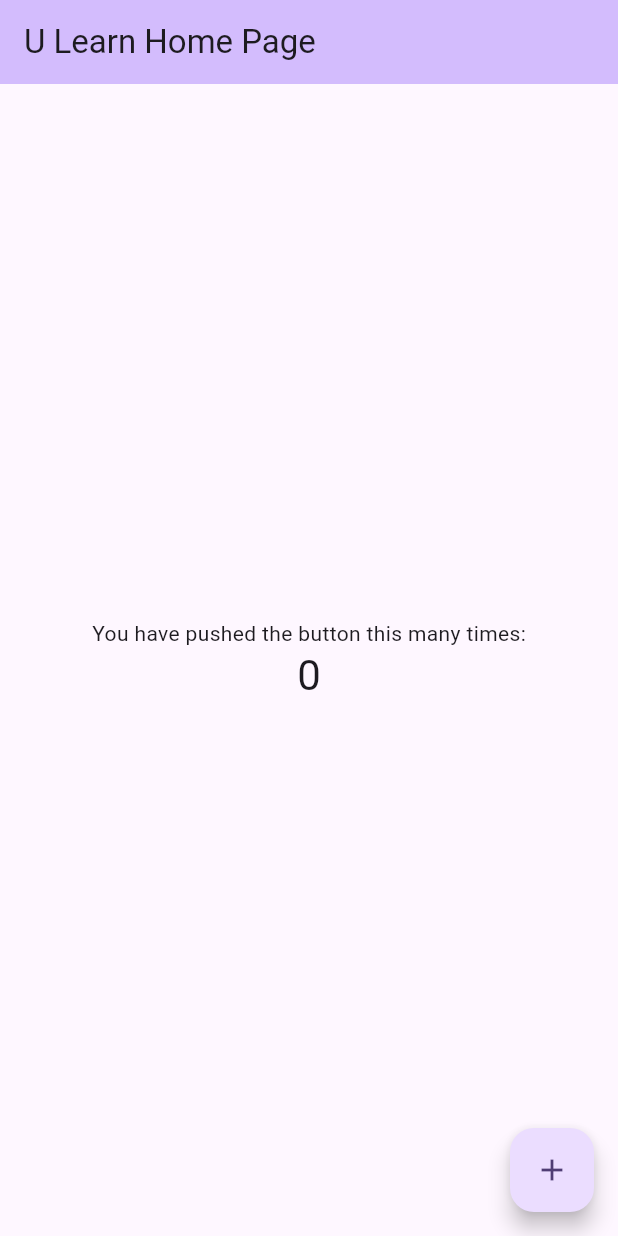
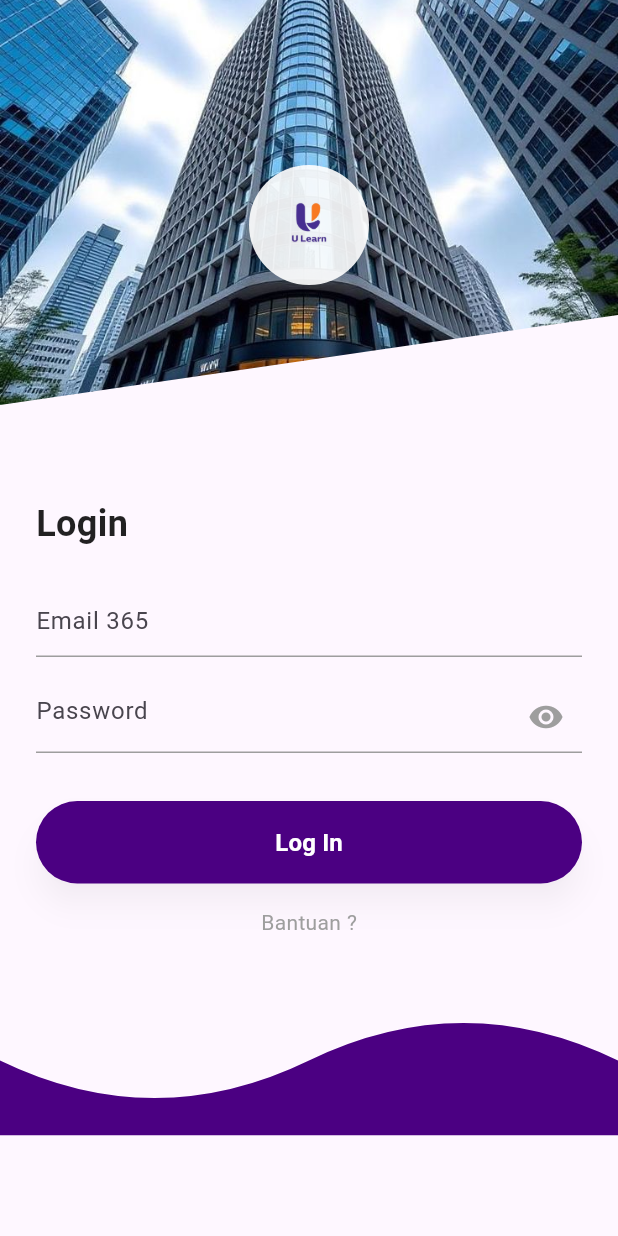
Before and after one commit to Afriyaniwulandari/LearningMS, a Flutter app: the screen it shows after launch, on a phone screen of 412 x 824 dp. Run offline on Flutter 3.47's test engine with Material 3 defaults, Android fonts, the phone set to English and light mode, and no system bars.

Commit message:
Membuat login screen

```diff
--- /dev/null
+++ b/lib/home_screen.dart
@@ -0,0 +1,87 @@
+import 'package:flutter/material.dart';
+
+class MyHomePage extends StatefulWidget {
+  const MyHomePage({super.key, required this.title});
+
+  // This widget is the home page of your application. It is stateful, meaning
+  // that it has a State object (defined below) that contains fields that affect
+  // how it looks.
+
+  // This class is the configuration for the state. It holds the values (in this
+  // case the title) provided by the parent (in this case the App widget) and
+  // used by the build method of the State. Fields in a Widget subclass are
+  // always marked "final".
+
+  final String title;
+
+  @override
+  State<MyHomePage> createState() => _MyHomePageState();
+}
+
+class _MyHomePageState extends State<MyHomePage> {
+  int _counter = 0;
+
+  void _incrementCounter() {
+    setState(() {
+      // This call to setState tells the Flutter framework that something has
+      // changed in this State, which causes it to rerun the build method below
+      // so that the display can reflect the updated values. If we changed
+      // _counter without calling setState(), then the build method would not be
+      // called again, and so nothing would appear to happen.
+      _counter++;
+    });
+  }
+
+  @override
+  Widget build(BuildContext context) {
+    // This method is rerun every time setState is called, for instance as done
+    // by the _incrementCounter method above.
+    //
+    // The Flutter framework has been optimized to make rerunning build methods
+    // fast, so that you can just rebuild anything that needs updating rather
+    // than having to individually change instances of widgets.
+    return Scaffold(
+      appBar: AppBar(
+        // TRY THIS: Try changing the color here to a specific color (to
+        // Colors.amber, perhaps?) and trigger a hot reload to see the AppBar
+        // change color while the other colors stay the same.
+        backgroundColor: Theme.of(context).colorScheme.inversePrimary,
+        // Here we take the value from the MyHomePage object that was created by
+        // the App.build method, and use it to set our appbar title.
+        title: Text(widget.title),
+      ),
+      body: Center(
+        // Center is a layout widget. It takes a single child and positions it
+        // in the middle of the parent.
+        child: Column(
+          // Column is also a layout widget. It takes a list of children and
+          // arranges them vertically. By default, it sizes itself to fit its
+          // children horizontally, and tries to be as tall as its parent.
+          //
+          // Column has various properties to control how it sizes itself and
+          // how it positions its children. Here we use mainAxisAlignment to
+          // center the children vertically; the main axis here is the vertical
+          // axis because Columns are vertical (the cross axis would be
+          // horizontal).
+          //
+          // TRY THIS: Invoke "debug painting" (choose the "Toggle Debug Paint"
+          // action in the IDE, or press "p" in the console), to see the
+          // wireframe for each widget.
+          mainAxisAlignment: MainAxisAlignment.center,
+          children: [
+            const Text('You have pushed the button this many times:'),
+            Text(
+              '$_counter',
+              style: Theme.of(context).textTheme.headlineMedium,
+            ),
+          ],
+        ),
+      ),
+      floatingActionButton: FloatingActionButton(
+        onPressed: _incrementCounter,
+        tooltip: 'Increment',
+        child: const Icon(Icons.add),
+      ),
+    );
+  }
+}
--- /dev/null
+++ b/lib/login_screen.dart
@@ -0,0 +1,230 @@
+import 'package:flutter/material.dart';
+import 'home_screen.dart';
+
+class LoginScreen extends StatefulWidget {
+  const LoginScreen({super.key});
+
+  @override
+  State<LoginScreen> createState() => _LoginScreenState();
+}
+
+class _LoginScreenState extends State<LoginScreen> {
+  bool _obscurePassword = true;
+
+  @override
+  Widget build(BuildContext context) {
+    return Scaffold(
+      body: SingleChildScrollView(
+        child: Column(
+          children: [
+            // Header with diagonal cut
+            SizedBox(
+              height: 300,
+              child: Stack(
+                children: [
+                  ClipPath(
+                    clipper: DiagonalClipper(),
+                    child: Container(
+                      decoration: const BoxDecoration(
+                        image: DecorationImage(
+                          image: AssetImage('image/gedung.jpg'),
+                          fit: BoxFit.cover,
+                        ),
+                      ),
+                    ),
+                  ),
+                  Positioned(
+                    top: 110,
+                    left: MediaQuery.of(context).size.width / 2 - 40,
+                    child: Container(
+                      width: 80,
+                      height: 80,
+                      decoration: BoxDecoration(
+                        color: Colors.white.withOpacity(0.9),
+                        shape: BoxShape.circle,
+                        boxShadow: [
+                          BoxShadow(
+                            color: Colors.black.withOpacity(0.1),
+                            blurRadius: 6,
+                            offset: const Offset(0, 4),
+                          ),
+                        ],
+                      ),
+                      child: const Center(
+                        child: Image(
+                          image: AssetImage('image/logo.png'),
+                          width: 48,
+                          height: 48,
+                        ),
+                      ),
+                    ),
+                  ),
+                ],
+              ),
+            ),
+            // Form
+            Padding(
+              padding: const EdgeInsets.symmetric(
+                horizontal: 24.0,
+                vertical: 32.0,
+              ),
+              child: Column(
+                crossAxisAlignment: CrossAxisAlignment.start,
+                children: [
+                  const Text(
+                    'Login',
+                    style: TextStyle(
+                      fontSize: 24,
+                      fontWeight: FontWeight.bold,
+                      color: Colors.black87,
+                    ),
+                  ),
+                  const SizedBox(height: 24),
+                  TextField(
+                    decoration: const InputDecoration(
+                      hintText: 'Email 365',
+                      border: UnderlineInputBorder(),
+                      enabledBorder: UnderlineInputBorder(
+                        borderSide: BorderSide(color: Colors.grey),
+                      ),
+                      focusedBorder: UnderlineInputBorder(
+                        borderSide: BorderSide(color: Color(0xFF4B0082)),
+                      ),
+                    ),
+                  ),
+                  const SizedBox(height: 16),
+                  TextField(
+                    obscureText: _obscurePassword,
+                    decoration: InputDecoration(
+                      hintText: 'Password',
+                      border: const UnderlineInputBorder(),
+                      enabledBorder: const UnderlineInputBorder(
+                        borderSide: BorderSide(color: Colors.grey),
+                      ),
+                      focusedBorder: const UnderlineInputBorder(
+                        borderSide: BorderSide(color: Color(0xFFE6E6FA)),
+                      ),
+                      suffixIcon: IconButton(
+                        icon: Icon(
+                          _obscurePassword
+                              ? Icons.visibility
+                              : Icons.visibility_off,
+                          color: Colors.grey,
+                        ),
+                        onPressed: () {
+                          setState(() {
+                            _obscurePassword = !_obscurePassword;
+                          });
+                        },
+                      ),
+                    ),
+                  ),
+                  const SizedBox(height: 32),
+                  SizedBox(
+                    width: double.infinity,
+                    child: ElevatedButton(
+                      onPressed: () {
+                        Navigator.pushReplacement(
+                          context,
+                          MaterialPageRoute(
+                            builder: (_) =>
+                                const MyHomePage(title: 'U Learn Home Page'),
+                          ),
+                        );
+                      },
+                      style: ElevatedButton.styleFrom(
+                        backgroundColor: const Color(0xFF4B0082),
+                        shape: RoundedRectangleBorder(
+                          borderRadius: BorderRadius.circular(50),
+                        ),
+                        padding: const EdgeInsets.symmetric(vertical: 16),
+                        shadowColor: Colors.black.withOpacity(0.2),
+                        elevation: 8,
+                      ),
+                      child: const Text(
+                        'Log In',
+                        style: TextStyle(
+                          color: Colors.white,
+                          fontSize: 16,
+                          fontWeight: FontWeight.w600,
+                        ),
+                      ),
+                    ),
+                  ),
+                  const SizedBox(height: 16),
+                  const Center(
+                    child: Text(
+                      'Bantuan ?',
+                      style: TextStyle(color: Colors.grey, fontSize: 14),
+                    ),
+                  ),
+                ],
+              ),
+            ),
+            // Wave and Register
+            SizedBox(
+              height: 100,
+              child: Stack(
+                children: [
+                  ClipPath(
+                    clipper: WaveClipper(),
+                    child: Container(color: const Color(0xFF4B0082)),
+                  ),
+                  Positioned(
+                    bottom: 20,
+                    right: 24,
+                    child: const Text(
+                      'Register',
+                      style: TextStyle(
+                        color: Color(0xFF4B0082),
+                        fontSize: 14,
+                        fontWeight: FontWeight.w600,
+                      ),
+                    ),
+                  ),
+                ],
+              ),
+            ),
+          ],
+        ),
+      ),
+    );
+  }
+}
+
+class DiagonalClipper extends CustomClipper<Path> {
+  @override
+  Path getClip(Size size) {
+    Path path = Path();
+    path.lineTo(0, size.height * 0.9);
+    path.lineTo(size.width, size.height * 0.7);
+    path.lineTo(size.width, 0);
+    path.close();
+    return path;
+  }
+
+  @override
+  bool shouldReclip(CustomClipper<Path> oldClipper) => false;
+}
+
+class WaveClipper extends CustomClipper<Path> {
+  @override
+  Path getClip(Size size) {
+    Path path = Path();
+    path.lineTo(0, size.height * 0.5);
+    path.quadraticBezierTo(
+      size.width * 0.25,
+      size.height,
+      size.width * 0.5,
+      size.height * 0.5,
+    );
+    path.quadraticBezierTo(size.width * 0.75, 0, size.width, size.height * 0.5);
+    path.lineTo(size.width, size.height);
+    path.lineTo(0, size.height);
+    path.close();
+    return path;
+  }
+
+  @override
+  bool shouldReclip(CustomClipper<Path> oldClipper) => false;
+}
--- a/lib/main.dart
+++ b/lib/main.dart
@@ -1,5 +1,6 @@
 import 'package:flutter/material.dart';
 import 'dart:async';
+import 'login_screen.dart';
 
 void main() {
   runApp(const MyApp());
@@ -35,9 +36,7 @@ class _SplashScreenState extends State<SplashScreen> {
     Timer(const Duration(seconds: 3), () {
       Navigator.pushReplacement(
         context,
-        MaterialPageRoute(
-          builder: (_) => const MyHomePage(title: 'U Learn Home Page'),
-        ),
+        MaterialPageRoute(builder: (_) => const LoginScreen()),
       );
     });
   }
@@ -46,11 +45,11 @@ class _SplashScreenState extends State<SplashScreen> {
   Widget build(BuildContext context) {
     return Scaffold(
       body: Container(
-        color: const Color(0xFFE6E6FA), // Light purple
+        color: const Color(0xFFCBA2C8), // Custom purple
         child: const Center(
           child: SizedBox(
-            width: 150,
-            height: 150,
+            width: 200,
+            height: 200,
             child: Image(
               image: AssetImage('image/logo.png'),
               fit: BoxFit.contain,
@@ -61,89 +60,3 @@ class _SplashScreenState extends State<SplashScreen> {
     );
   }
 }
-
-class MyHomePage extends StatefulWidget {
-  const MyHomePage({super.key, required this.title});
-
-  // This widget is the home page of your application. It is stateful, meaning
-  // that it has a State object (defined below) that contains fields that affect
-  // how it looks.
-
-  // This class is the configuration for the state. It holds the values (in this
-  // case the title) provided by the parent (in this case the App widget) and
-  // used by the build method of the State. Fields in a Widget subclass are
-  // always marked "final".
-
-  final String title;
-
-  @override
-  State<MyHomePage> createState() => _MyHomePageState();
-}
-
-class _MyHomePageState extends State<MyHomePage> {
-  int _counter = 0;
-
-  void _incrementCounter() {
-    setState(() {
-      // This call to setState tells the Flutter framework that something has
-      // changed in this State, which causes it to rerun the build method below
-      // so that the display can reflect the updated values. If we changed
-      // _counter without calling setState(), then the build method would not be
-      // called again, and so nothing would appear to happen.
-      _counter++;
-    });
-  }
-
-  @override
-  Widget build(BuildContext context) {
-    // This method is rerun every time setState is called, for instance as done
-    // by the _incrementCounter method above.
-    //
-    // The Flutter framework has been optimized to make rerunning build methods
-    // fast, so that you can just rebuild anything that needs updating rather
-    // than having to individually change instances of widgets.
-    return Scaffold(
-      appBar: AppBar(
-        // TRY THIS: Try changing the color here to a specific color (to
-        // Colors.amber, perhaps?) and trigger a hot reload to see the AppBar
-        // change color while the other colors stay the same.
-        backgroundColor: Theme.of(context).colorScheme.inversePrimary,
-        // Here we take the value from the MyHomePage object that was created by
-        // the App.build method, and use it to set our appbar title.
-        title: Text(widget.title),
-      ),
-      body: Center(
-        // Center is a layout widget. It takes a single child and positions it
-        // in the middle of the parent.
-        child: Column(
-          // Column is also a layout widget. It takes a list of children and
-          // arranges them vertically. By default, it sizes itself to fit its
-          // children horizontally, and tries to be as tall as its parent.
-          //
-          // Column has various properties to control how it sizes itself and
-          // how it positions its children. Here we use mainAxisAlignment to
-          // center the children vertically; the main axis here is the vertical
-          // axis because Columns are vertical (the cross axis would be
-          // horizontal).
-          //
-          // TRY THIS: Invoke "debug painting" (choose the "Toggle Debug Paint"
-          // action in the IDE, or press "p" in the console), to see the
-          // wireframe for each widget.
-          mainAxisAlignment: MainAxisAlignment.center,
-          children: [
-            const Text('You have pushed the button this many times:'),
-            Text(
-              '$_counter',
-              style: Theme.of(context).textTheme.headlineMedium,
-            ),
-          ],
-        ),
-      ),
-      floatingActionButton: FloatingActionButton(
-        onPressed: _incrementCounter,
-        tooltip: 'Increment',
-        child: const Icon(Icons.add),
-      ),
-    );
-  }
-}
--- a/pubspec.yaml
+++ b/pubspec.yaml
@@ -60,6 +60,7 @@ flutter:
   # To add assets to your application, add an assets section, like this:
   assets:
     - image/logo.png
+    - image/gedung.jpg
 
   # An image asset can refer to one or more resolution-specific "variants", see
   # https://flutter.dev/to/resolution-aware-images
```
Also changed, not shown: image/gedung.jpg (added).
